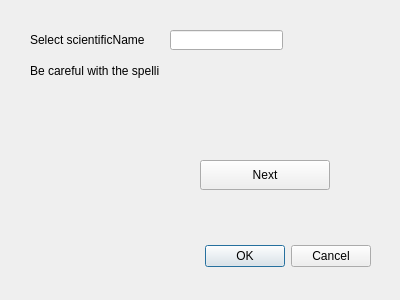
Before: the Qt Designer form WFS_search.ui in albabjorkman/GIT-project, drawn with Qt 5.
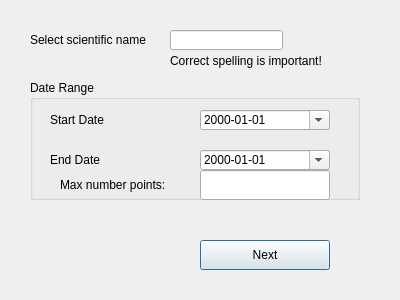
After: the same form once the commit is applied.

Commit message: With max number

```diff
--- a/WFS_search.ui
+++ b/WFS_search.ui
@@ -13,27 +13,12 @@
   <property name="windowTitle">
    <string>Dialog</string>
   </property>
-  <widget class="QDialogButtonBox" name="buttonBox">
-   <property name="geometry">
-    <rect>
-     <x>30</x>
-     <y>240</y>
-     <width>341</width>
-     <height>32</height>
-    </rect>
-   </property>
-   <property name="orientation">
-    <enum>Qt::Horizontal</enum>
-   </property>
-   <property name="standardButtons">
-    <set>QDialogButtonBox::Cancel|QDialogButtonBox::Ok</set>
-   </property>
-  </widget>
+  
   <widget class="QPushButton" name="loadDataButton">
    <property name="geometry">
     <rect>
      <x>200</x>
-     <y>160</y>
+     <y>240</y>
      <width>130</width>
      <height>30</height>
     </rect>
@@ -42,7 +27,8 @@
     <string>Next</string>
    </property>
   </widget>
-  <widget class="QLabel" name="lableAreaType_2">
+
+  <widget class="QLabel" name="labelAreaType_2">
    <property name="geometry">
     <rect>
      <x>30</x>
@@ -52,9 +38,10 @@
     </rect>
    </property>
    <property name="text">
-    <string>Select scientificName</string>
+    <string>Select scientific name</string>
    </property>
   </widget>
+
   <widget class="QLineEdit" name="scientificName">
    <property name="geometry">
     <rect>
@@ -65,19 +52,121 @@
     </rect>
    </property>
   </widget>
-  <widget class="QLabel" name="lableAreaType_3">
+
+  <widget class="QLabel" name="labelReminder">
    <property name="geometry">
     <rect>
-     <x>30</x>
-     <y>50</y>
-     <width>130</width>
+     <x>170</x>
+     <y>40</y>
+     <width>151</width>
      <height>41</height>
     </rect>
    </property>
    <property name="text">
-    <string>Be careful with the spelling</string>
+    <string>Correct spelling is important!</string>
    </property>
   </widget>
+
+  <widget class="QGroupBox" name="dateAndTimeBox">
+    <property name="geometry">
+        <rect>
+            <x>30</x>
+            <y>80</y>
+            <width>330</width>
+            <height>120</height>
+        </rect>
+    </property>
+    <property name="title">
+        <string>Date Range</string>
+    </property>
+    <widget class="QLabel" name="labelStartDate">
+        <property name="geometry">
+            <rect>
+                <x>20</x>
+                <y>30</y>
+                <width>130</width>
+                <height>20</height>
+            </rect>
+        </property>
+        <property name="text">
+            <string>Start Date</string>
+        </property>
+    </widget>
+    <widget class="QDateEdit" name="startDate">
+        <property name="geometry">
+            <rect>
+                <x>170</x>
+                <y>30</y>
+                <width>130</width>
+                <height>20</height>
+            </rect>
+        </property>
+        <property name="calendarPopup">
+            <bool>true</bool>
+        </property>
+        <property name="displayFormat">
+            <string>yyyy-MM-dd</string>
+        </property>
+    </widget>
+    <widget class="QLabel" name="labelEndDate">
+        <property name="geometry">
+            <rect>
+                <x>20</x>
+                <y>70</y>
+                <width>130</width>
+                <height>20</height>
+            </rect>
+        </property>
+        <property name="text">
+            <string>End Date</string>
+        </property>
+   </widget>
+   <widget class="QDateEdit" name="endDate">
+    <property name="geometry">
+     <rect>
+      <x>170</x>
+      <y>70</y>
+      <width>130</width>
+      <height>20</height>
+     </rect>
+    </property>
+    <property name="calendarPopup">
+     <bool>true</bool>
+    </property>
+    <property name="displayFormat">
+     <string>yyyy-MM-dd</string>
+    </property>
+   </widget>
+   
+   <!-- Label max number WFS points -->
+   <widget class="QLabel" name="maxNbr_WFSLabel">
+   <property name="geometry">
+    <rect>
+     <x>30</x>
+     <y>90</y>
+     <width>130</width>
+     <height>30</height>
+    </rect>
+   </property>
+   <property name="text">
+    <string>Max number points:</string>
+   </property>
+  </widget>
+  
+   <!-- QLineEdit max number WFS points -->
+   <widget class="QLineEdit" name="maxNbr_WFS">
+   <property name="geometry">
+    <rect>
+     <x>170</x>
+     <y>90</y>
+     <width>130</width>
+     <height>30</height>
+    </rect>
+   </property>
+  </widget>
+  
+  </widget>
+
  </widget>
  <resources/>
  <connections>
```
Left out of the diff: 37 changed lines with no effect on the pictures.
